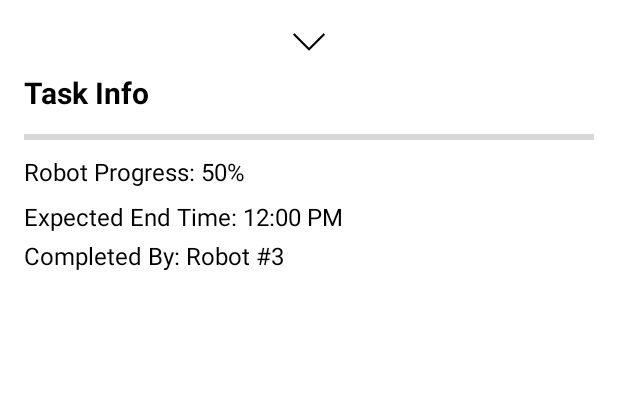
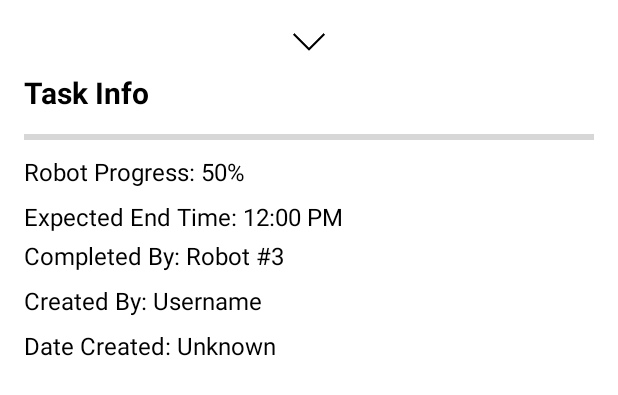
Before and after one commit to meldogdo/RoboNav, an Android app: the layout task_popup_layout.xml on its own in the app's theme, with its tools: preview values and no code run, on a phone screen of 412 x 824 dp. Shown: the top 395 px of the screen. Run offline under Robolectric (Android 15) with nearby library versions, the phone set to English and light mode, and no system bars.

Commit message:
Added new info on popup
Added new task popup info like who created the task and time the task was initiated.

```diff
--- a/app/src/main/res/layout/task_popup_layout.xml
+++ b/app/src/main/res/layout/task_popup_layout.xml
@@ -60,4 +60,22 @@
         android:text="Completed By: Robot #3"
         android:textSize="16sp"
         android:textColor="@color/black" />
+
+    <TextView
+        android:id="@+id/created_by"
+        android:layout_width="wrap_content"
+        android:layout_height="wrap_content"
+        android:layout_marginTop="8dp"
+        android:text="Created By: Username"
+        android:textSize="16sp"
+        android:textColor="@color/black" />
+    <TextView
+        android:id="@+id/date_created"
+        android:layout_width="wrap_content"
+        android:layout_height="wrap_content"
+        android:layout_marginTop="8dp"
+        android:text="Date Created: Unknown"
+        android:textSize="16sp"
+        android:textColor="@color/black" />
+
 </LinearLayout>
```
Also changed, not shown: app/src/main/assets/tasks.json (+15 -5 lines), app/src/main/java/com/robonav/app/Task.java (+12 -0 lines), app/src/main/java/com/robonav/app/TaskAdapter.java (+21 -1 lines).
